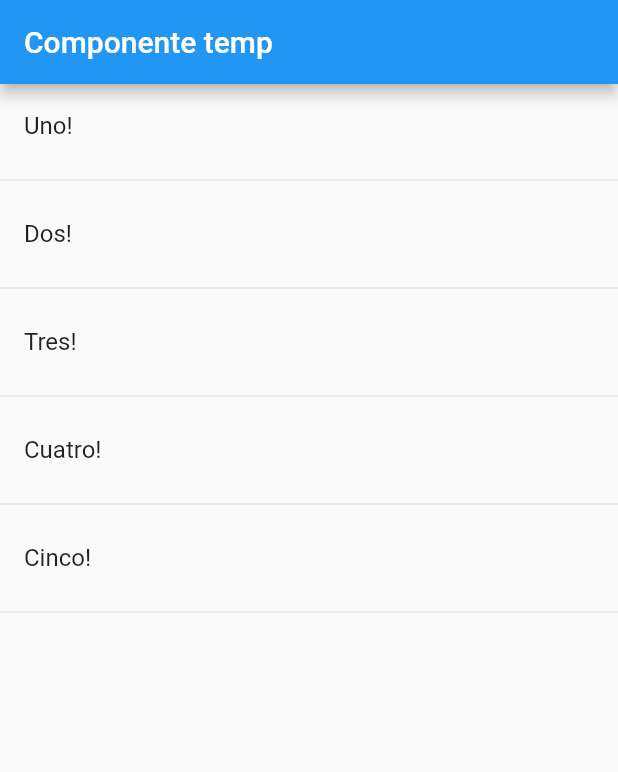
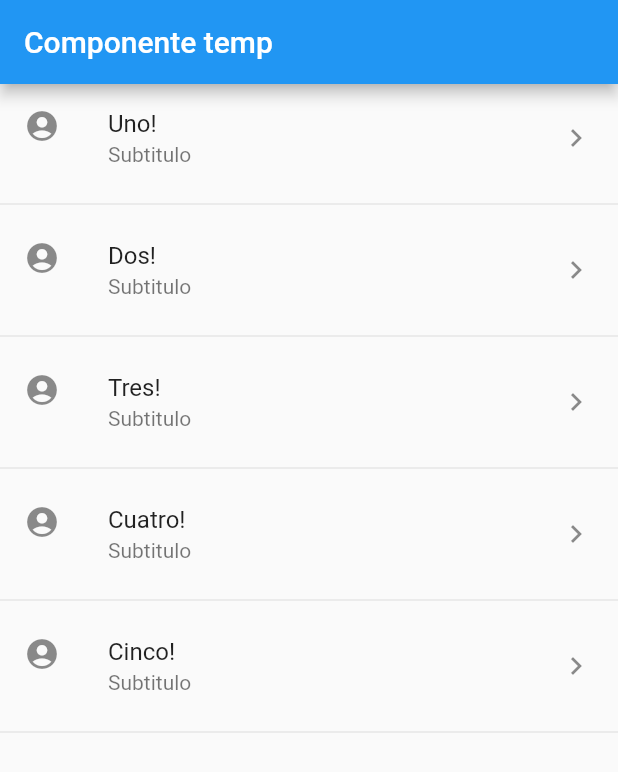
Before and after one commit to bryansrm/flutter_components, a Flutter app: the screen it shows after launch, on a phone screen of 412 x 824 dp. Shown: the top 772 px of the screen. Run offline on Flutter 3.47's test engine with Material 2 defaults, Android fonts, the phone set to English and light mode, and no system bars.

Commit message:
actualizacion lista home

```diff
--- a/lib/src/pages/home_temp.dart
+++ b/lib/src/pages/home_temp.dart
@@ -36,7 +36,13 @@ class HomePageTemp extends StatelessWidget {
 
     return options.map( (item) => Column(
       children: <Widget>[
-        ListTile(title: Text( item + '!')),
+        ListTile(
+          title: Text( item + '!'),
+          subtitle: Text('Subtitulo'),
+          leading: Icon( Icons.account_circle ),
+          trailing: Icon( Icons.keyboard_arrow_right ),
+          onTap: (){},
+        ),
         Divider()
       ],
     ) ).toList();
```
